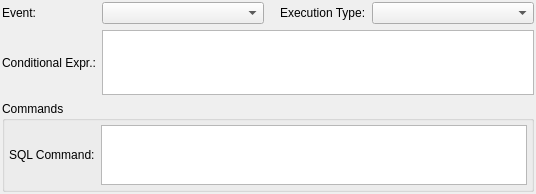
The window that libpgmodeler_ui/ui/rulewidget.ui (pgmodeler/pgmodeler) describes before a commit, drawn with Qt 5.
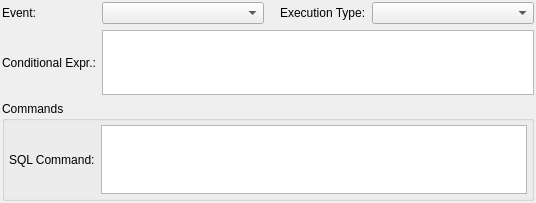
The same window after the commit.

```diff
--- a/libpgmodeler_ui/ui/rulewidget.ui
+++ b/libpgmodeler_ui/ui/rulewidget.ui
@@ -7,7 +7,7 @@
     <x>0</x>
     <y>0</y>
     <width>536</width>
-    <height>194</height>
+    <height>203</height>
    </rect>
   </property>
   <property name="minimumSize">
```
Left out of the diff: 3 changed lines with no effect on the pictures.
